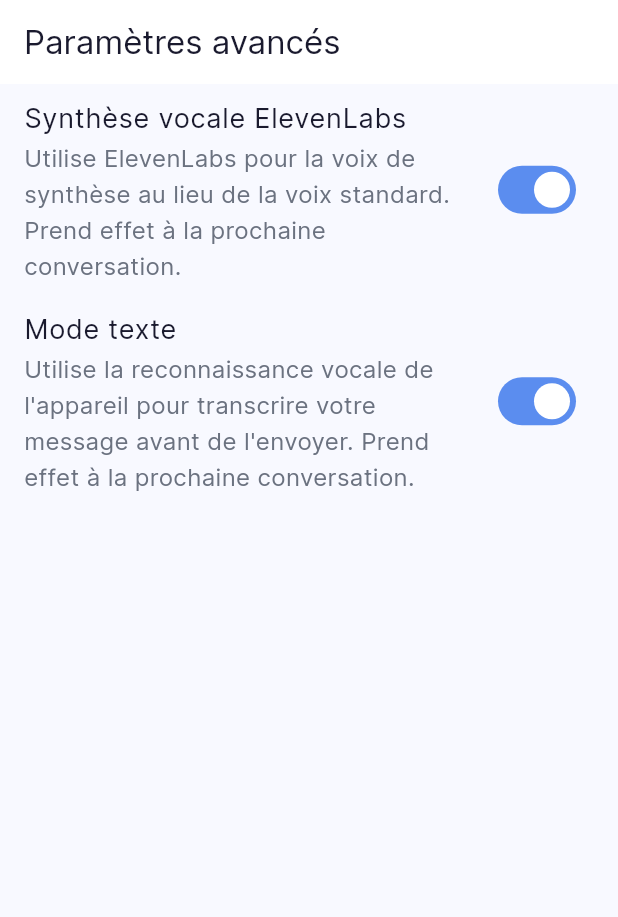
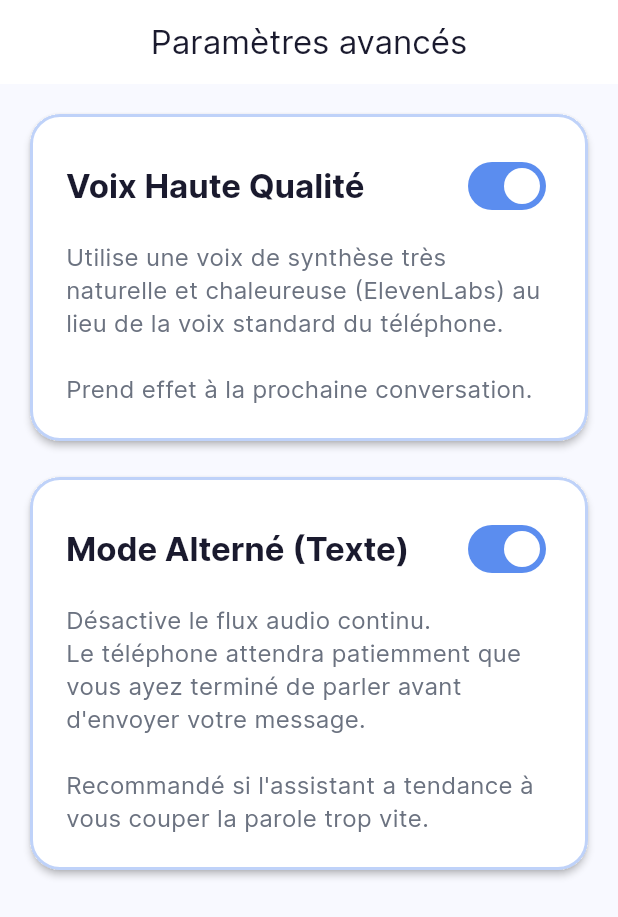
Before and after one commit to Litote/alzheimer-assistant, a Flutter app: the SettingsScreen screen opened by its route, on a phone screen of 412 x 824 dp. Shown: the top 917 px of the screen. Run offline on Flutter 3.47's test engine with Material 3 defaults, Android fonts, the phone set to English and light mode, and no system bars; our stand-ins replace audioplayers, flutter_bloc, flutter_contacts, flutter_tts, freezed_annotation, go_router and 4 more; missing offline and left inert: flutter_pcm_sound, flutter_phone_direct_caller, record; accounts and stored records are empty.

Commit message:
Suggestion : Card plus accessible au tap

```diff
--- a/front/lib/features/settings/presentation/screens/settings_screen.dart
+++ b/front/lib/features/settings/presentation/screens/settings_screen.dart
@@ -33,36 +33,144 @@
 
   @override
   Widget build(BuildContext context) {
+    final theme = Theme.of(context);
+
     return Scaffold(
-      appBar: AppBar(title: const Text('Paramètres avancés')),
+      appBar: AppBar(
+        title: const Text('Paramètres avancés'),
+        centerTitle: true,
+      ),
       body: !_loaded
           ? const Center(child: CircularProgressIndicator())
           : ListView(
+              padding: const EdgeInsets.all(
+                20,
+              ), // Marges globales plus grande pour tap
               children: [
-                SwitchListTile(
-                  title: const Text('Synthèse vocale ElevenLabs'),
-                  subtitle: const Text(
-                    'Utilise ElevenLabs pour la voix de synthèse au lieu de la voix standard. '
-                    'Prend effet à la prochaine conversation.',
+                Card(
+                  elevation: 2,
+                  shape: RoundedRectangleBorder(
+                    borderRadius: BorderRadius.circular(20),
+                    side: BorderSide(
+                      color: _useElevenLabs
+                          ? theme.colorScheme.primary.withAlpha(100)
+                          : Colors.transparent,
+                      width: 2,
                     ),
+                  ),
+                  clipBehavior: Clip
+                      .hardEdge, // Essentiel pour que l'InkWell suive les arrondis
+                  child: InkWell(
+                    // Rend toute la surface de la carte cliquable
+                    onTap: () async {
+                      final newValue = !_useElevenLabs;
+                      await widget.settingsService.setUseElevenLabs(newValue);
+                      setState(() => _useElevenLabs = newValue);
+                    },
+                    child: Padding(
+                      padding: const EdgeInsets.all(
+                        24.0,
+                      ), // Zone de frappe géante
+                      child: Column(
+                        crossAxisAlignment: CrossAxisAlignment.start,
+                        children: [
+                          Row(
+                            mainAxisAlignment: MainAxisAlignment.spaceBetween,
+                            children: [
+                              Expanded(
+                                child: Text(
+                                  'Voix Haute Qualité',
+                                  style: theme.textTheme.titleLarge?.copyWith(
+                                    fontWeight: FontWeight.bold,
+                                    color: theme.colorScheme.onSurface,
+                                  ),
+                                ),
+                              ),
+                              Switch(
                                 value: _useElevenLabs,
                                 onChanged: (value) async {
-                    await widget.settingsService.setUseElevenLabs(value);
+                                  await widget.settingsService.setUseElevenLabs(
+                                    value,
+                                  );
                                   setState(() => _useElevenLabs = value);
                                 },
                               ),
-                SwitchListTile(
-                  title: const Text('Mode texte'),
-                  subtitle: const Text(
-                    'Utilise la reconnaissance vocale de l\'appareil pour transcrire '
-                    'votre message avant de l\'envoyer. '
-                    'Prend effet à la prochaine conversation.',
+                            ],
                           ),
+                          const SizedBox(height: 12),
+                          Text(
+                            'Utilise une voix de synthèse très naturelle et chaleureuse (ElevenLabs) au lieu de la voix standard du téléphone.\n\nPrend effet à la prochaine conversation.',
+                            style: theme.textTheme.bodyMedium?.copyWith(
+                              color: theme.colorScheme.onSurfaceVariant,
+                              height: 1.4,
+                            ),
+                          ),
+                        ],
+                      ),
+                    ),
+                  ),
+                ),
+
+                const SizedBox(height: 24), // Grand espace entre les réglages
+                // ─── CARTE 2 : MODE SÉCURISÉ (Texte) ─────────────────────────
+                Card(
+                  elevation: 2,
+                  shape: RoundedRectangleBorder(
+                    borderRadius: BorderRadius.circular(20),
+                    side: BorderSide(
+                      color: _useTextMode
+                          ? theme.colorScheme.primary.withAlpha(100)
+                          : Colors.transparent,
+                      width: 2,
+                    ),
+                  ),
+                  clipBehavior: Clip.hardEdge,
+                  child: InkWell(
+                    onTap: () async {
+                      final newValue = !_useTextMode;
+                      await widget.settingsService.setUseTextMode(newValue);
+                      setState(() => _useTextMode = newValue);
+                    },
+                    child: Padding(
+                      padding: const EdgeInsets.all(24.0),
+                      child: Column(
+                        crossAxisAlignment: CrossAxisAlignment.start,
+                        children: [
+                          Row(
+                            mainAxisAlignment: MainAxisAlignment.spaceBetween,
+                            children: [
+                              Expanded(
+                                child: Text(
+                                  'Mode Alterné (Texte)',
+                                  style: theme.textTheme.titleLarge?.copyWith(
+                                    fontWeight: FontWeight.bold,
+                                    color: theme.colorScheme.onSurface,
+                                  ),
+                                ),
+                              ),
+                              Switch(
                                 value: _useTextMode,
                                 onChanged: (value) async {
-                    await widget.settingsService.setUseTextMode(value);
+                                  await widget.settingsService.setUseTextMode(
+                                    value,
+                                  );
                                   setState(() => _useTextMode = value);
                                 },
+                              ),
+                            ],
+                          ),
+                          const SizedBox(height: 12),
+                          Text(
+                            'Désactive le flux audio continu.\nLe téléphone attendra patiemment que vous ayez terminé de parler avant d\'envoyer votre message.\n\nRecommandé si l\'assistant a tendance à vous couper la parole trop vite.',
+                            style: theme.textTheme.bodyMedium?.copyWith(
+                              color: theme.colorScheme.onSurfaceVariant,
+                              height: 1.4,
+                            ),
+                          ),
+                        ],
+                      ),
+                    ),
+                  ),
                 ),
               ],
             ),
```
Lines whose indentation alone changed are shown as unchanged.
